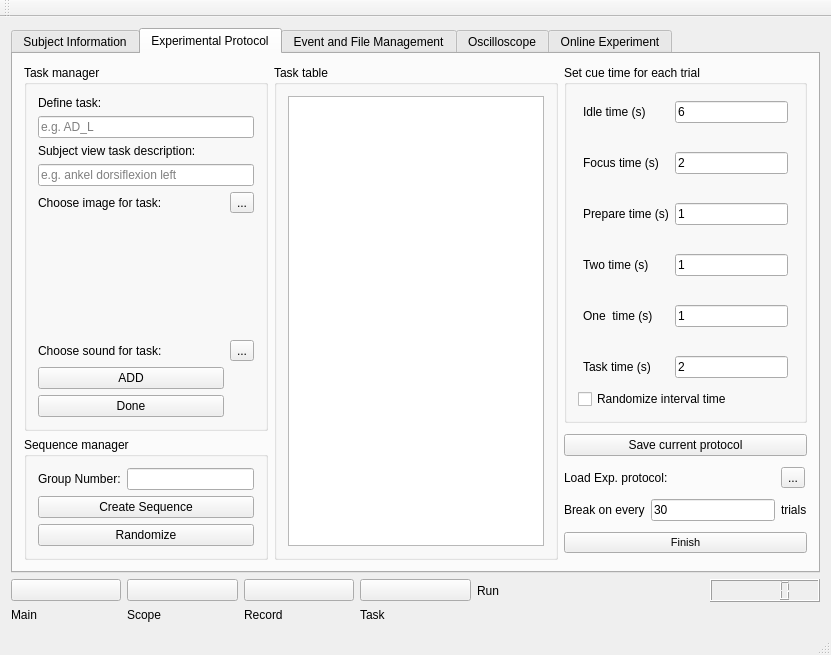
Qt form package/views/layouts/mainwindow.ui (WILLSNIU186/EEG-Online-Experiment-GUI) before a commit.
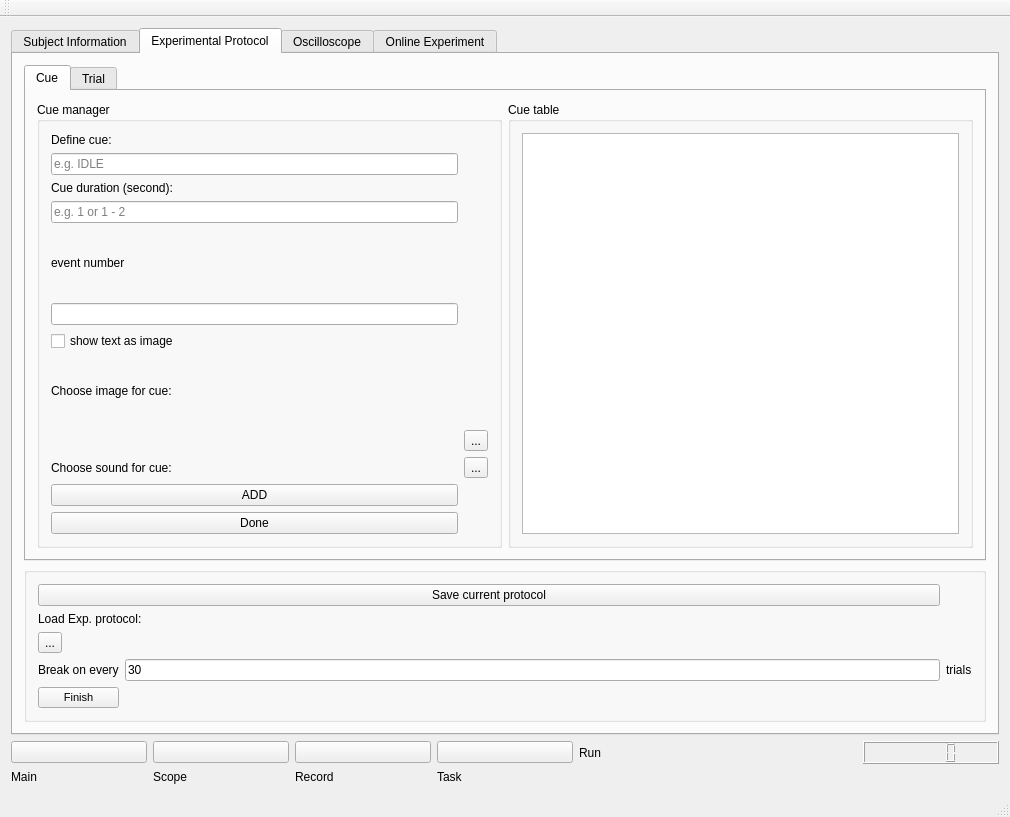
The same form after that commit. The open tabs and pages were chosen to show the change. Icons and pictures are not drawn. Custom widgets are drawn as their Qt base class.

```diff
--- a/package/views/layouts/mainwindow.ui
+++ b/package/views/layouts/mainwindow.ui
@@ -6,8 +6,8 @@
    <rect>
     <x>0</x>
     <y>0</y>
-    <width>814</width>
-    <height>644</height>
+    <width>1010</width>
+    <height>789</height>
    </rect>
   </property>
   <property name="windowTitle">
@@ -384,413 +384,433 @@
        <attribute name="title">
         <string>Experimental Protocol</string>
        </attribute>
-       <layout class="QGridLayout" name="gridLayout_7">
-        <item row="0" column="1" rowspan="3">
-         <widget class="QGroupBox" name="groupBox_task_table">
-          <property name="title">
-           <string>Task table</string>
+       <layout class="QGridLayout" name="gridLayout_4">
+        <item row="0" column="0">
+         <widget class="QTabWidget" name="tabWidget_exp">
+          <property name="currentIndex">
+           <number>0</number>
           </property>
-          <layout class="QGridLayout" name="gridLayout_4">
-           <item row="0" column="0">
-            <widget class="QTableWidget" name="tableWidget_tasks">
-             <property name="wordWrap">
-              <bool>false</bool>
-             </property>
-             <attribute name="horizontalHeaderCascadingSectionResizes">
-              <bool>true</bool>
-             </attribute>
-            </widget>
-           </item>
-          </layout>
+          <widget class="QWidget" name="tab_cue">
+           <attribute name="title">
+            <string>Cue</string>
+           </attribute>
+           <layout class="QGridLayout" name="gridLayout_5">
+            <item row="0" column="0">
+             <widget class="QGroupBox" name="groupBox_cue_manager">
+              <property name="title">
+               <string>Cue manager</string>
+              </property>
+              <layout class="QGridLayout" name="gridLayout_6">
+               <item row="0" column="0">
+                <widget class="QLabel" name="label_define_cue">
+                 <property name="sizePolicy">
+                  <sizepolicy hsizetype="Preferred" vsizetype="Fixed">
+                   <horstretch>0</horstretch>
+                   <verstretch>0</verstretch>
+                  </sizepolicy>
+                 </property>
+                 <property name="text">
+                  <string>Define cue:</string>
+                 </property>
+                </widget>
+               </item>
+               <item row="1" column="0">
+                <widget class="QLineEdit" name="lineEdit_define_cue">
+                 <property name="text">
+                  <string/>
+                 </property>
+                 <property name="placeholderText">
+                  <string>e.g. IDLE</string>
+                 </property>
+                </widget>
+               </item>
+               <item row="2" column="0">
+                <widget class="QLabel" name="label_cue_duration">
+                 <property name="sizePolicy">
+                  <sizepolicy hsizetype="Preferred" vsizetype="Fixed">
+                   <horstretch>0</horstretch>
+                   <verstretch>0</verstretch>
+                  </sizepolicy>
+                 </property>
+                 <property name="text">
+                  <string>Cue duration (second):</string>
+                 </property>
+                </widget>
+               </item>
+               <item row="3" column="0">
+                <widget class="QLineEdit" name="lineEdit_cue_duration">
+                 <property name="text">
+                  <string/>
+                 </property>
+                 <property name="placeholderText">
+                  <string>e.g. 1 or 1 - 2</string>
+                 </property>
+                </widget>
+               </item>
+               <item row="4" column="0">
+                <widget class="QLabel" name="label_cue_event_number">
+                 <property name="text">
+                  <string>event number</string>
+                 </property>
+                </widget>
+               </item>
+               <item row="5" column="0">
+                <widget class="QLineEdit" name="lineEdit_cue_event_number"/>
+               </item>
+               <item row="6" column="0">
+                <widget class="QCheckBox" name="checkBox_show_text_as_image">
+                 <property name="text">
+                  <string>show text as image</string>
+                 </property>
+                </widget>
+               </item>
+               <item row="7" column="0">
+                <widget class="QLabel" name="label_choose_image_for_cue">
+                 <property name="sizePolicy">
+                  <sizepolicy hsizetype="Minimum" vsizetype="Minimum">
+                   <horstretch>0</horstretch>
+                   <verstretch>0</verstretch>
+                  </sizepolicy>
+                 </property>
+                 <property name="text">
+                  <string>Choose image for cue:</string>
+                 </property>
+                </widget>
+               </item>
+               <item row="8" column="0">
+                <widget class="QLabel" name="label_task_instruction_image_cue">
+                 <property name="text">
+                  <string/>
+                 </property>
+                 <property name="pixmap">
+                  <pixmap>:/blank/blank.jpg</pixmap>
+                 </property>
+                 <property name="scaledContents">
+                  <bool>true</bool>
+                 </property>
+                </widget>
+               </item>
+               <item row="8" column="1">
+                <widget class="QToolButton" name="toolButton_choose_image_cue">
+                 <property name="text">
+                  <string>...</string>
+                 </property>
+                </widget>
+               </item>
+               <item row="9" column="0">
+                <widget class="QLabel" name="label_choose_sound_for_cue">
+                 <property name="text">
+                  <string>Choose sound for cue:</string>
+                 </property>
+                </widget>
+               </item>
+               <item row="9" column="1">
+                <widget class="QToolButton" name="toolButton_choose_sound_cue">
+                 <property name="text">
+                  <string>...</string>
+                 </property>
+                </widget>
+               </item>
+               <item row="10" column="0">
+                <widget class="QPushButton" name="pushButton_define_cue_add">
+                 <property name="toolTip">
+                  <string>add a task class, be sure to click done when all task classes are added</string>
+                 </property>
+                 <property name="text">
+                  <string>ADD</string>
+                 </property>
+                </widget>
+               </item>
+               <item row="11" column="0">
+                <widget class="QPushButton" name="pushButton_define_cue_done">
+                 <property name="toolTip">
+                  <string>click this to finish task class adding</string>
+                 </property>
+                 <property name="text">
+                  <string>Done</string>
+                 </property>
+                </widget>
+               </item>
+              </layout>
+             </widget>
+            </item>
+            <item row="0" column="1">
+             <widget class="QGroupBox" name="groupBox_cue_table">
+              <property name="title">
+               <string>Cue table</string>
+              </property>
+              <layout class="QGridLayout" name="gridLayout_32">
+               <item row="0" column="0">
+                <widget class="QTableWidget" name="tableWidget_cue">
+                 <property name="wordWrap">
+                  <bool>false</bool>
+                 </property>
+                 <attribute name="horizontalHeaderCascadingSectionResizes">
+                  <bool>true</bool>
+                 </attribute>
+                </widget>
+               </item>
+              </layout>
+             </widget>
+            </item>
+           </layout>
+          </widget>
+          <widget class="QWidget" name="tab_trial">
+           <attribute name="title">
+            <string>Trial</string>
+           </attribute>
+           <layout class="QGridLayout" name="gridLayout_33">
+            <item row="0" column="0">
+             <widget class="QGroupBox" name="groupBox_task_manager">
+              <property name="title">
+               <string>Task manager</string>
+              </property>
+              <layout class="QGridLayout" name="gridLayout_30">
+               <item row="4" column="0">
+                <widget class="QLabel" name="label_event_number">
+                 <property name="text">
+                  <string>event number:</string>
+                 </property>
+                </widget>
+               </item>
+               <item row="6" column="0">
+                <widget class="QLabel" name="label_choose_image_for_task">
+                 <property name="sizePolicy">
+                  <sizepolicy hsizetype="Minimum" vsizetype="Minimum">
+                   <horstretch>0</horstretch>
+                   <verstretch>0</verstretch>
+                  </sizepolicy>
+                 </property>
+                 <property name="text">
+                  <string>Choose image for task:</string>
+                 </property>
+                </widget>
+               </item>
+               <item row="6" column="1">
+                <widget class="QToolButton" name="toolButton_choose_image_task">
+                 <property name="text">
+                  <string>...</string>
+                 </property>
+                </widget>
+               </item>
+               <item row="7" column="0">
+                <widget class="QLabel" name="label_task_instruction_image">
+                 <property name="text">
+                  <string/>
+                 </property>
+                 <property name="pixmap">
+                  <pixmap>:/blank/blank.jpg</pixmap>
+                 </property>
+                 <property name="scaledContents">
+                  <bool>true</bool>
+                 </property>
+                </widget>
+               </item>
+               <item row="8" column="0">
+                <widget class="QLabel" name="label_choose_sound_for_task">
+                 <property name="text">
+                  <string>Choose sound for task:</string>
+                 </property>
+                </widget>
+               </item>
+               <item row="8" column="1">
+                <widget class="QToolButton" name="toolButton_choose_sound_task">
+                 <property name="text">
+                  <string>...</string>
+                 </property>
+                </widget>
+               </item>
+               <item row="3" column="0" colspan="2">
+                <widget class="QLineEdit" name="lineEdit_subject_view_description">
+                 <property name="placeholderText">
+                  <string>e.g. ankel dorsiflexion left</string>
+                 </property>
+                </widget>
+               </item>
+               <item row="10" column="0">
+                <widget class="QPushButton" name="pushButton_define_task_done">
+                 <property name="toolTip">
+                  <string>click this to finish task class adding</string>
+                 </property>
+                 <property name="text">
+                  <string>Done</string>
+                 </property>
+                </widget>
+               </item>
+               <item row="2" column="0" colspan="2">
+                <widget class="QLabel" name="label_subject_view_task_description">
+                 <property name="sizePolicy">
+                  <sizepolicy hsizetype="Preferred" vsizetype="Fixed">
+                   <horstretch>0</horstretch>
+                   <verstretch>0</verstretch>
+                  </sizepolicy>
+                 </property>
+                 <property name="text">
+                  <string>Subject view task description:</string>
+                 </property>
+                </widget>
+               </item>
+               <item row="1" column="0" colspan="2">
+                <widget class="QLineEdit" name="lineEdit_define_task">
+                 <property name="placeholderText">
+                  <string>e.g. AD_L</string>
+                 </property>
+                </widget>
+               </item>
+               <item row="0" column="0">
+                <widget class="QLabel" name="label_define_task">
+                 <property name="sizePolicy">
+                  <sizepolicy hsizetype="Preferred" vsizetype="Fixed">
+                   <horstretch>0</horstretch>
+                   <verstretch>0</verstretch>
+                  </sizepolicy>
+                 </property>
+                 <property name="text">
+                  <string>Define task:</string>
+                 </property>
+                </widget>
+               </item>
+               <item row="9" column="0">
+                <widget class="QPushButton" name="pushButton_define_task_add">
+                 <property name="toolTip">
+                  <string>add a task class, be sure to click done when all task classes are added</string>
+                 </property>
+                 <property name="text">
+                  <string>ADD</string>
+                 </property>
+                </widget>
+               </item>
+               <item row="5" column="0" colspan="2">
+                <widget class="QLineEdit" name="lineEdit_task_event_number"/>
+               </item>
+              </layout>
+             </widget>
+            </item>
+            <item row="0" column="1" rowspan="2">
+             <widget class="QGroupBox" name="groupBox_task_table">
+              <property name="title">
+               <string>Task table</string>
+              </property>
+              <layout class="QGridLayout" name="gridLayout_26">
+               <item row="0" column="0">
+                <widget class="QTableWidget" name="tableWidget_tasks">
+                 <property name="wordWrap">
+                  <bool>false</bool>
+                 </property>
+                 <attribute name="horizontalHeaderCascadingSectionResizes">
+                  <bool>true</bool>
+                 </attribute>
+                </widget>
+               </item>
+              </layout>
+             </widget>
+            </item>
+            <item row="1" column="0">
+             <widget class="QGroupBox" name="groupBox_sequence_manager">
+              <property name="title">
+               <string>Sequence manager</string>
+              </property>
+              <layout class="QGridLayout" name="gridLayout_29">
+               <item row="0" column="0">
+                <widget class="QLabel" name="label_group_number">
+                 <property name="toolTip">
+                  <string>the number of tasks for each class</string>
+                 </property>
+                 <property name="text">
+                  <string>Group Number:</string>
+                 </property>
+                </widget>
+               </item>
+               <item row="0" column="1">
+                <widget class="QLineEdit" name="lineEdit_group_number"/>
+               </item>
+               <item row="1" column="0" colspan="2">
+                <widget class="QPushButton" name="pushButton_create_sequence">
+                 <property name="toolTip">
+                  <string>add all tasks to task table</string>
+                 </property>
+                 <property name="text">
+                  <string>Create Sequence</string>
+                 </property>
+                </widget>
+               </item>
+               <item row="2" column="0" colspan="2">
+                <widget class="QPushButton" name="pushButton_randomize">
+                 <property name="toolTip">
+                  <string>randomize tasks</string>
+                 </property>
+                 <property name="text">
+                  <string>Randomize</string>
+                 </property>
+                </widget>
+               </item>
+              </layout>
+             </widget>
+            </item>
+           </layout>
+          </widget>
          </widget>
         </item>
-        <item row="1" column="2" rowspan="2">
-         <layout class="QGridLayout" name="gridLayout_6">
-          <item row="0" column="0" colspan="3">
-           <widget class="QPushButton" name="pushButton_save_protocol">
-            <property name="text">
-             <string>Save current protocol</string>
-            </property>
-           </widget>
-          </item>
-          <item row="1" column="0" colspan="2">
-           <widget class="QLabel" name="label_load_protocol">
-            <property name="text">
-             <string>Load Exp. protocol:</string>
-            </property>
-           </widget>
-          </item>
-          <item row="1" column="2">
-           <widget class="QToolButton" name="toolButton_load_protocol">
-            <property name="text">
-             <string>...</string>
-            </property>
-           </widget>
-          </item>
-          <item row="2" column="0">
-           <widget class="QLabel" name="label">
-            <property name="text">
-             <string>Break on every</string>
-            </property>
-           </widget>
-          </item>
-          <item row="2" column="1">
-           <widget class="QLineEdit" name="lineEdit_break_trial_number">
-            <property name="text">
-             <string>30</string>
-            </property>
-           </widget>
-          </item>
-          <item row="2" column="2">
-           <widget class="QLabel" name="label_2">
-            <property name="text">
-             <string>trials</string>
-            </property>
-           </widget>
-          </item>
-          <item row="3" column="0" colspan="3">
-           <widget class="QPushButton" name="pushButton_experimental_protocol_finish">
-            <property name="font">
-             <font>
-              <pointsize>8</pointsize>
-             </font>
-            </property>
-            <property name="toolTip">
-             <string>click to finish experimental protocal design</string>
-            </property>
-            <property name="text">
-             <string>Finish</string>
-            </property>
-           </widget>
-          </item>
-         </layout>
-        </item>
-        <item row="0" column="2">
-         <widget class="QGroupBox" name="groupBox_set_cue_time_for_each_trial">
+        <item row="1" column="0">
+         <widget class="QGroupBox" name="groupBox_4">
           <property name="title">
-           <string>Set cue time for each trial</string>
-          </property>
-          <layout class="QGridLayout" name="gridLayout_5">
-           <item row="0" column="0">
-            <layout class="QFormLayout" name="formLayout_cue_time">
-             <property name="labelAlignment">
-              <set>Qt::AlignLeading|Qt::AlignLeft|Qt::AlignTop</set>
-             </property>
-             <property name="verticalSpacing">
-              <number>29</number>
-             </property>
-             <property name="leftMargin">
-              <number>5</number>
-             </property>
-             <property name="topMargin">
-              <number>5</number>
-             </property>
-             <property name="rightMargin">
-              <number>5</number>
-             </property>
-             <property name="bottomMargin">
-              <number>5</number>
-             </property>
-             <item row="0" column="0">
-              <widget class="QLabel" name="idleTimeLabel">
-               <property name="text">
-                <string>Idle time (s)</string>
-               </property>
-              </widget>
-             </item>
-             <item row="0" column="1">
-              <widget class="QLineEdit" name="idleTimeLineEdit">
-               <property name="text">
-                <string>6</string>
-               </property>
-              </widget>
-             </item>
-             <item row="1" column="0">
-              <widget class="QLabel" name="focusTimeLabel">
-               <property name="text">
-                <string>Focus time (s)</string>
-               </property>
-              </widget>
-             </item>
-             <item row="1" column="1">
-              <widget class="QLineEdit" name="focusTimeLineEdit">
-               <property name="text">
-                <string>2</string>
-               </property>
-              </widget>
-             </item>
-             <item row="2" column="0">
-              <widget class="QLabel" name="prepareTimeLabel">
-               <property name="text">
-                <string>Prepare time (s)</string>
-               </property>
-              </widget>
-             </item>
-             <item row="2" column="1">
-              <widget class="QLineEdit" name="prepareTimeLineEdit">
-               <property name="text">
-                <string>1</string>
-               </property>
-              </widget>
-             </item>
-             <item row="3" column="0">
-              <widget class="QLabel" name="twoTimeLabel">
-               <property name="text">
-                <string>Two time (s)</string>
-               </property>
-              </widget>
-             </item>
-             <item row="3" column="1">
-              <widget class="QLineEdit" name="twoTimeLineEdit">
-               <property name="text">
-                <string>1</string>
-               </property>
-              </widget>
-             </item>
-             <item row="4" column="0">
-              <widget class="QLabel" name="oneTimeLabel">
-               <property name="text">
-                <string>One  time (s)</string>
-               </property>
-              </widget>
-             </item>
-             <item row="4" column="1">
-              <widget class="QLineEdit" name="oneTimeLineEdit">
-               <property name="text">
-                <string>1</string>
-               </property>
-              </widget>
-             </item>
-             <item row="5" column="0">
-              <widget class="QLabel" name="taskTimeLabel">
-               <property name="text">
-                <string>Task time (s)</string>
-               </property>
-              </widget>
-             </item>
-             <item row="5" column="1">
-              <widget class="QLineEdit" name="taskTimeLineEdit">
-               <property name="text">
-                <string>2</string>
-               </property>
-              </widget>
-             </item>
-            </layout>
-           </item>
-           <item row="1" column="0">
-            <widget class="QCheckBox" name="checkBox_randomize_interval_time">
-             <property name="toolTip">
-              <string>randomize idle time between 2s amd 6s</string>
-             </property>
-             <property name="text">
-              <string>Randomize interval time</string>
-             </property>
-            </widget>
-           </item>
-          </layout>
-         </widget>
-        </item>
-        <item row="2" column="0">
-         <widget class="QGroupBox" name="groupBox_sequence_manager">
-          <property name="title">
-           <string>Sequence manager</string>
+           <string/>
           </property>
           <layout class="QGridLayout" name="gridLayout_3">
-           <item row="0" column="0">
-            <widget class="QLabel" name="label_group_number">
-             <property name="toolTip">
-              <string>the number of tasks for each class</string>
-             </property>
+           <item row="0" column="0" colspan="2">
+            <widget class="QPushButton" name="pushButton_save_protocol">
              <property name="text">
-              <string>Group Number:</string>
+              <string>Save current protocol</string>
              </property>
             </widget>
            </item>
-           <item row="0" column="1">
-            <widget class="QLineEdit" name="lineEdit_group_number"/>
-           </item>
            <item row="1" column="0" colspan="2">
-            <widget class="QPushButton" name="pushButton_create_sequence">
-             <property name="toolTip">
-              <string>add all tasks to task table</string>
-             </property>
+            <widget class="QLabel" name="label_load_protocol">
              <property name="text">
-              <string>Create Sequence</string>
+              <string>Load Exp. protocol:</string>
              </property>
             </widget>
            </item>
-           <item row="2" column="0" colspan="2">
-            <widget class="QPushButton" name="pushButton_randomize">
-             <property name="toolTip">
-              <string>randomize tasks</string>
-             </property>
+           <item row="3" column="0">
+            <widget class="QLabel" name="label_6">
              <property name="text">
-              <string>Randomize</string>
+              <string>Break on every</string>
              </property>
             </widget>
            </item>
-          </layout>
-         </widget>
-        </item>
-        <item row="0" column="0" rowspan="2">
-         <widget class="QGroupBox" name="groupBox_task_manager">
-          <property name="title">
-           <string>Task manager</string>
-          </property>
-          <layout class="QGridLayout" name="gridLayout_8">
-           <item row="0" column="0">
-            <widget class="QLabel" name="label_define_task">
-             <property name="sizePolicy">
-              <sizepolicy hsizetype="Preferred" vsizetype="Fixed">
-               <horstretch>0</horstretch>
-               <verstretch>0</verstretch>
-              </sizepolicy>
-             </property>
+           <item row="3" column="1">
+            <widget class="QLineEdit" name="lineEdit_break_trial_number">
              <property name="text">
-              <string>Define task:</string>
+              <string>30</string>
              </property>
             </widget>
            </item>
-           <item row="1" column="0" colspan="2">
-            <widget class="QLineEdit" name="lineEdit_define_task">
-             <property name="placeholderText">
-              <string>e.g. AD_L</string>
-             </property>
-            </widget>
-           </item>
-           <item row="2" column="0" colspan="2">
-            <widget class="QLabel" name="label_subject_view_task_description">
-             <property name="sizePolicy">
-              <sizepolicy hsizetype="Preferred" vsizetype="Fixed">
-               <horstretch>0</horstretch>
-               <verstretch>0</verstretch>
-              </sizepolicy>
-             </property>
+           <item row="3" column="2">
+            <widget class="QLabel" name="label_7">
              <property name="text">
-              <string>Subject view task description:</string>
-             </property>
-            </widget>
-           </item>
-           <item row="3" column="0" colspan="2">
-            <widget class="QLineEdit" name="lineEdit_subject_view_description">
-             <property name="placeholderText">
-              <string>e.g. ankel dorsiflexion left</string>
+              <string>trials</string>
              </property>
             </widget>
            </item>
            <item row="4" column="0">
-            <widget class="QLabel" name="label_choose_image_for_task">
-             <property name="sizePolicy">
-              <sizepolicy hsizetype="Minimum" vsizetype="Minimum">
-               <horstretch>0</horstretch>
-               <verstretch>0</verstretch>
-              </sizepolicy>
+            <widget class="QPushButton" name="pushButton_experimental_protocol_finish">
+             <property name="font">
+              <font>
+               <pointsize>8</pointsize>
+              </font>
              </property>
-             <property name="text">
-              <string>Choose image for task:</string>
-             </property>
-            </widget>
-           </item>
-           <item row="4" column="1">
-            <widget class="QToolButton" name="toolButton_choose_image_task">
-             <property name="text">
-              <string>...</string>
-             </property>
-            </widget>
-           </item>
-           <item row="5" column="0">
-            <widget class="QLabel" name="label_task_instruction_image">
-             <property name="text">
-              <string/>
-             </property>
-             <property name="pixmap">
-              <pixmap>:/blank/blank.jpg</pixmap>
-             </property>
-             <property name="scaledContents">
-              <bool>true</bool>
-             </property>
-            </widget>
-           </item>
-           <item row="6" column="0">
-            <widget class="QLabel" name="label_choose_sound_for_task">
-             <property name="text">
-              <string>Choose sound for task:</string>
-             </property>
-            </widget>
-           </item>
-           <item row="6" column="1">
-            <widget class="QToolButton" name="toolButton_choose_sound_task">
-             <property name="text">
-              <string>...</string>
-             </property>
-            </widget>
-           </item>
-           <item row="7" column="0">
-            <widget class="QPushButton" name="pushButton_define_task_add">
              <property name="toolTip">
               <string>add a task class, be sure to click done when all task classes are added</string>
              </property>
              <property name="text">
-              <string>ADD</string>
+              <string>Finish</string>
              </property>
             </widget>
            </item>
-           <item row="8" column="0">
-            <widget class="QPushButton" name="pushButton_define_task_done">
-             <property name="toolTip">
-              <string>click this to finish task class adding</string>
-             </property>
+           <item row="2" column="0">
+            <widget class="QToolButton" name="toolButton_load_protocol">
              <property name="text">
-              <string>Done</string>
-             </property>
-            </widget>
-           </item>
-          </layout>
-         </widget>
-        </item>
-       </layout>
-      </widget>
-      <widget class="QWidget" name="tab_event_and_file_management">
-       <attribute name="title">
-        <string>Event and File Management</string>
-       </attribute>
-       <layout class="QGridLayout" name="gridLayout_9">
-        <item row="0" column="0">
-         <widget class="QGroupBox" name="groupBox_2">
-          <property name="title">
-           <string>File Path</string>
-          </property>
-          <layout class="QGridLayout" name="gridLayout_11">
-           <item row="0" column="0">
-            <widget class="QTableWidget" name="tableWidget_file_path">
-             <property name="editTriggers">
-              <set>QAbstractItemView::NoEditTriggers</set>
-             </property>
-             <attribute name="horizontalHeaderStretchLastSection">
-              <bool>true</bool>
-             </attribute>
-            </widget>
-           </item>
-          </layout>
-         </widget>
-        </item>
-        <item row="1" column="0">
-         <widget class="QGroupBox" name="groupBox_event_number">
-          <property name="title">
-           <string>Event number</string>
-          </property>
-          <layout class="QGridLayout" name="gridLayout_10">
-           <item row="0" column="0">
-            <widget class="QTableWidget" name="tableWidget_task_event_number">
-             <attribute name="horizontalHeaderStretchLastSection">
-              <bool>true</bool>
-             </attribute>
-            </widget>
-           </item>
-           <item row="1" column="0">
-            <widget class="QPushButton" name="pushButton_save_event_number">
-             <property name="text">
-              <string>Save</string>
+              <string>...</string>
              </property>
             </widget>
            </item>
```
Left out of the diff: 160 changed lines with no effect on the pictures.
